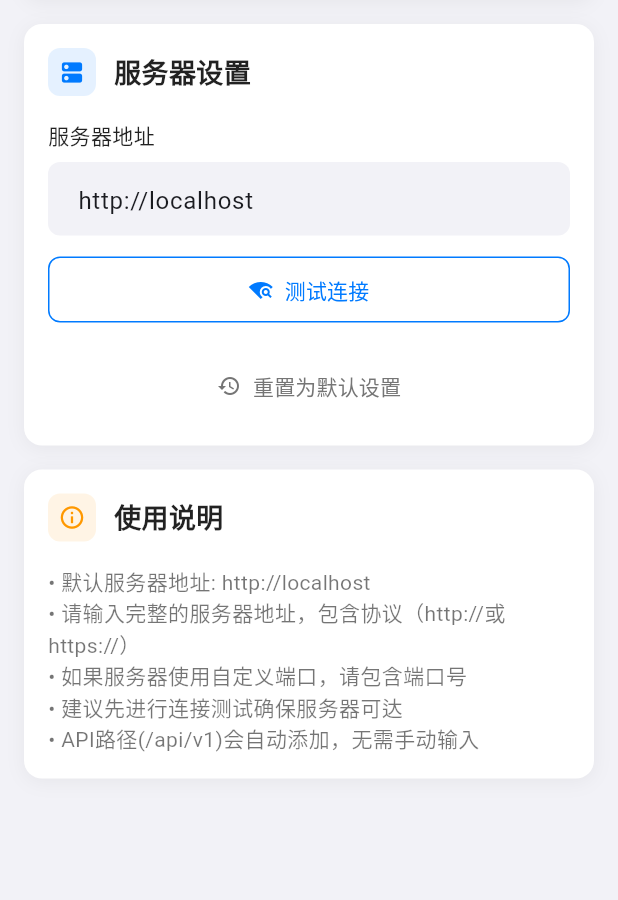
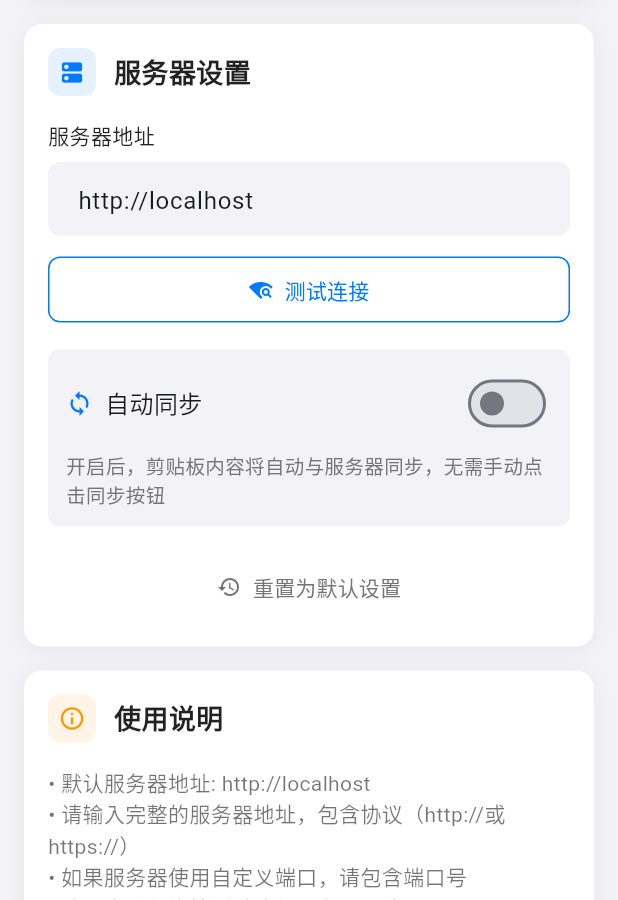
Before and after one commit to adoom2017/clipboard-client, a Flutter app: the SettingsPage screen opened directly, on a phone screen of 412 x 824 dp, the part 336-1236 px from its top. Run offline on Flutter 3.47's test engine with Material 3 defaults, Android fonts, the light colour scheme and no system bars; our stand-ins replace dio, hive, hive_flutter, shared_preferences; missing offline and left inert: clipboard_watcher; accounts and stored records are empty; Roboto replaces fonts that are missing (SF Pro Text).

Commit message:
feat: 添加自动同步功能，更新主页面和设置页面，支持剪贴板内容自动上传

```diff
--- a/lib/pages/main_page.dart
+++ b/lib/pages/main_page.dart
@@ -221,14 +221,22 @@ class _MainPageState extends State<MainPage>
                     return Container(
                       margin: const EdgeInsets.only(right: 8),
                       child: _buildStatusButton(
-                        icon: Icons.cloud_sync_rounded,
-                        color: syncProvider.lastSyncTime != null
-                            ? const Color(0xFF007AFF)
-                            : Colors.grey,
-                        onTap: () => syncProvider.syncWithServer(),
-                        tooltip: syncProvider.lastSyncTime != null
-                            ? '最后同步: ${_formatTime(syncProvider.lastSyncTime!)}'
-                            : '点击同步',
+                        icon: syncProvider.isAutoSyncEnabled
+                            ? Icons.sync_rounded // 自动同步开启时显示不同图标
+                            : Icons.cloud_sync_rounded,
+                        color: syncProvider.isAutoSyncEnabled
+                            ? const Color(0xFF34C759) // 自动同步开启时显示绿色
+                            : (syncProvider.lastSyncTime != null
+                                ? const Color(0xFF007AFF)
+                                : Colors.grey),
+                        onTap: syncProvider.isAutoSyncEnabled
+                            ? () {} // 自动同步开启时点击不执行操作
+                            : () => syncProvider.syncWithServer(),
+                        tooltip: syncProvider.isAutoSyncEnabled
+                            ? '自动同步已开启${syncProvider.lastSyncTime != null ? '\n最后同步: ${_formatTime(syncProvider.lastSyncTime!)}' : ''}'
+                            : (syncProvider.lastSyncTime != null
+                                ? '最后同步: ${_formatTime(syncProvider.lastSyncTime!)}'
+                                : '点击同步'),
                       ),
                     );
                   },
--- a/lib/pages/settings_page.dart
+++ b/lib/pages/settings_page.dart
@@ -1,4 +1,6 @@
 import 'package:flutter/material.dart';
+import 'package:provider/provider.dart';
+import '../providers/server_sync_provider.dart';
 import '../services/api_service.dart';
 import '../utils/logger.dart';
 import 'change_password_page.dart';
@@ -133,6 +135,30 @@ class _SettingsPageState extends State<SettingsPage> {
     }
 
     return null;
+  }
+
+  // 格式化日期时间
+  String _formatDateTime(DateTime dateTime) {
+    final now = DateTime.now();
+    final difference = now.difference(dateTime);
+
+    if (difference.inSeconds < 60) {
+      return '刚刚';
+    } else if (difference.inMinutes < 60) {
+      return '${difference.inMinutes}分钟前';
+    } else if (difference.inHours < 24) {
+      return '${difference.inHours}小时前';
+    } else if (difference.inDays < 7) {
+      return '${difference.inDays}天前';
+    } else {
+      // 格式化为年月日 时:分
+      final day = dateTime.day.toString().padLeft(2, '0');
+      final month = dateTime.month.toString().padLeft(2, '0');
+      final year = dateTime.year.toString();
+      final hour = dateTime.hour.toString().padLeft(2, '0');
+      final minute = dateTime.minute.toString().padLeft(2, '0');
+      return '$year-$month-$day $hour:$minute';
+    }
   }
 
   @override
@@ -419,6 +445,89 @@ class _SettingsPageState extends State<SettingsPage> {
 
                     const SizedBox(height: 16),
 
+                    // 自动同步开关
+                    Consumer<ServerSyncProvider>(
+                      builder: (context, syncProvider, child) {
+                        return Container(
+                          padding: const EdgeInsets.all(12),
+                          decoration: BoxDecoration(
+                            color: const Color(0xFFF2F2F7),
+                            borderRadius: BorderRadius.circular(8),
+                          ),
+                          child: Column(
+                            crossAxisAlignment: CrossAxisAlignment.start,
+                            children: [
+                              Row(
+                                mainAxisAlignment:
+                                    MainAxisAlignment.spaceBetween,
+                                children: [
+                                  const Row(
+                                    children: [
+                                      Icon(
+                                        Icons.sync,
+                                        color: Color(0xFF007AFF),
+                                        size: 18,
+                                      ),
+                                      SizedBox(width: 8),
+                                      Text(
+                                        '自动同步',
+                                        style: TextStyle(
+                                          fontSize: 16,
+                                          fontWeight: FontWeight.w500,
+                                        ),
+                                      ),
+                                    ],
+                                  ),
+                                  Switch.adaptive(
+                                    value: syncProvider.isAutoSyncEnabled,
+                                    onChanged: (value) async {
+                                      await syncProvider.setAutoSync(value);
+                                      if (value) {
+                                        // 显示提示消息
+                                        if (mounted) {
+                                          ScaffoldMessenger.of(context)
+                                              .showSnackBar(
+                                            const SnackBar(
+                                              content: Text(
+                                                  '自动同步已开启，剪贴板内容将自动上传到服务器'),
+                                              backgroundColor: Colors.green,
+                                              duration: Duration(seconds: 2),
+                                            ),
+                                          );
+                                        }
+                                      }
+                                    },
+                                    activeColor: const Color(0xFF007AFF),
+                                  ),
+                                ],
+                              ),
+                              const SizedBox(height: 8),
+                              Text(
+                                '开启后，剪贴板内容将自动与服务器同步，无需手动点击同步按钮',
+                                style: TextStyle(
+                                  fontSize: 13,
+                                  color: Colors.grey.shade600,
+                                ),
+                              ),
+                              if (syncProvider.lastSyncTime != null) ...[
+                                const SizedBox(height: 6),
+                                Text(
+                                  '最后同步时间: ${_formatDateTime(syncProvider.lastSyncTime!)}',
+                                  style: TextStyle(
+                                    fontSize: 12,
+                                    color: Colors.grey.shade600,
+                                    fontStyle: FontStyle.italic,
+                                  ),
+                                ),
+                              ],
+                            ],
+                          ),
+                        );
+                      },
+                    ),
+
+                    const SizedBox(height: 16),
+
                     // 重置按钮
                     SizedBox(
                       width: double.infinity,
--- a/lib/providers/server_sync_provider.dart
+++ b/lib/providers/server_sync_provider.dart
@@ -28,6 +28,9 @@ class ServerSyncProvider extends ChangeNotifier {
   // 设备ID - 用于标识当前设备
   String _deviceId = 'flutter-client-${DateTime.now().millisecondsSinceEpoch}';
 
+  // 自动同步配置
+  bool _isAutoSyncEnabled = false;
+
   // Getters
   bool get isSyncing => _isSyncing;
   DateTime? get lastSyncTime => _lastSyncTime;
@@ -35,9 +38,15 @@ class ServerSyncProvider extends ChangeNotifier {
   String get deviceId => _deviceId;
   ClipboardStatistics? get cachedServerStatistics => _cachedServerStatistics;
   bool get isLoadingStatistics => _isLoadingStatistics;
+  bool get isAutoSyncEnabled => _isAutoSyncEnabled;
 
   ServerSyncProvider() {
-    _loadSettings();
+    _loadSettings().then((_) {
+      // 如果自动同步已开启，初始化剪贴板监听器
+      if (_isAutoSyncEnabled) {
+        _setupClipboardListener();
+      }
+    });
   }
 
   // 加载设置
@@ -50,8 +59,35 @@ class ServerSyncProvider extends ChangeNotifier {
       _lastSyncTime = DateTime.fromMillisecondsSinceEpoch(lastSyncTimestamp);
     }
 
+    // 加载自动同步设置
+    _isAutoSyncEnabled = prefs.getBool('auto_sync_enabled') ?? false;
+
     // 保存设备ID
     await prefs.setString('device_id', _deviceId);
+
+    notifyListeners();
+  }
+
+  // 设置自动同步状态
+  Future<void> setAutoSync(bool enabled) async {
+    if (_isAutoSyncEnabled == enabled) return;
+
+    _isAutoSyncEnabled = enabled;
+    final prefs = await SharedPreferences.getInstance();
+    await prefs.setBool('auto_sync_enabled', enabled);
+
+    _logger.info('自动同步已${enabled ? "开启" : "关闭"}');
+
+    if (enabled) {
+      // 如果开启了自动同步，立即进行一次同步
+      await syncWithServer();
+
+      // 在这里开启监听剪贴板变化
+      _setupClipboardListener();
+    } else {
+      // 如果关闭自动同步，移除监听器
+      _removeClipboardListener();
+    }
 
     notifyListeners();
   }
@@ -414,4 +450,48 @@ class ServerSyncProvider extends ChangeNotifier {
   void clearError() {
     _clearError();
   }
+
+  // 设置剪贴板监听器
+  void _setupClipboardListener() {
+    // 监听ClipboardService的变化
+    _clipboardService.addListener(_onClipboardChanged);
+    _logger.info('剪贴板监听已启用');
+  }
+
+  // 移除剪贴板监听器
+  void _removeClipboardListener() {
+    _clipboardService.removeListener(_onClipboardChanged);
+    _logger.info('剪贴板监听已禁用');
+  }
+
+  // 剪贴板变化处理
+  void _onClipboardChanged() async {
+    if (!_isAutoSyncEnabled || _isSyncing) {
+      return; // 如果自动同步未开启或正在同步中，则不处理
+    }
+
+    _logger.info('检测到剪贴板变化，准备自动同步');
+
+    // 获取未同步项目
+    final unsyncedItems = await getUnsyncedItems();
+
+    if (unsyncedItems.isEmpty) {
+      _logger.info('没有需要同步的项目');
+      return;
+    }
+
+    _logger.info('开始自动同步，共 ${unsyncedItems.length} 项待同步');
+
+    // 同步每个未同步的项目
+    for (final item in unsyncedItems) {
+      await syncSingleClipboardItem(item);
+    }
+
+    // 更新最后同步时间
+    _lastSyncTime = DateTime.now();
+    final prefs = await SharedPreferences.getInstance();
+    await prefs.setInt('last_sync_time', _lastSyncTime!.millisecondsSinceEpoch);
+
+    _logger.info('自动同步完成');
+  }
 }
--- a/pubspec.yaml
+++ b/pubspec.yaml
@@ -45,6 +45,7 @@ dependencies:
   json_annotation: ^4.9.0
   dio: ^5.6.0
   logging: ^1.2.0
+  intl: ^0.19.0
 
 dev_dependencies:
   flutter_test:
```
Also changed, not shown: pubspec.lock.
